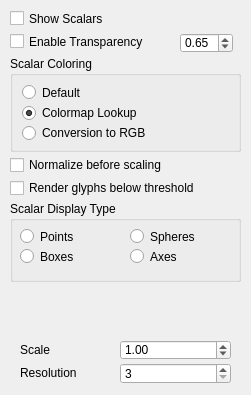
SCIInstitute/SCIRun, file src/Interface/Modules/Visualization/ShowFieldGlyphsScalarTab.ui: the form before one commit.
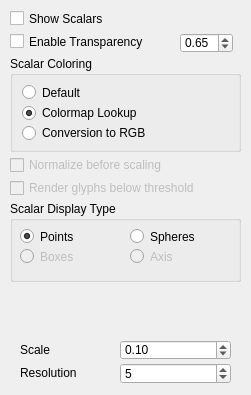
The form after the commit.

Commit message: working to get scalars. color and transparecny work on vector

Diff of the .ui file:
```diff
--- a/src/Interface/Modules/Visualization/ShowFieldGlyphsScalarTab.ui
+++ b/src/Interface/Modules/Visualization/ShowFieldGlyphsScalarTab.ui
@@ -36,7 +36,7 @@
     <rect>
      <x>10</x>
      <y>10</y>
-     <width>171</width>
+     <width>161</width>
      <height>17</height>
     </rect>
    </property>
@@ -73,13 +73,16 @@
      <rect>
       <x>10</x>
       <y>25</y>
-      <width>111</width>
+      <width>101</width>
       <height>21</height>
      </rect>
     </property>
     <property name="text">
      <string>Points</string>
     </property>
+    <property name="checked">
+     <bool>true</bool>
+    </property>
    </widget>
    <widget class="QRadioButton" name="radioButton_8">
     <property name="geometry">
@@ -94,12 +97,15 @@
      <string>Spheres</string>
     </property>
    </widget>
-   <widget class="QRadioButton" name="radioButton_9">
+   <widget class="QRadioButton" name="scalarsAsBoxesRButton_">
+    <property name="enabled">
+     <bool>false</bool>
+    </property>
     <property name="geometry">
      <rect>
       <x>10</x>
       <y>45</y>
-      <width>111</width>
+      <width>101</width>
       <height>21</height>
      </rect>
     </property>
@@ -107,7 +113,10 @@
      <string>Boxes</string>
     </property>
    </widget>
-   <widget class="QRadioButton" name="radioButton_10">
+   <widget class="QRadioButton" name="scalarsAsAxisRButton_">
+    <property name="enabled">
+     <bool>false</bool>
+    </property>
     <property name="geometry">
      <rect>
       <x>120</x>
@@ -117,7 +126,7 @@
      </rect>
     </property>
     <property name="text">
-     <string>Axes</string>
+     <string>Axis</string>
     </property>
    </widget>
   </widget>
@@ -126,7 +135,7 @@
     <rect>
      <x>10</x>
      <y>33</y>
-     <width>171</width>
+     <width>161</width>
      <height>17</height>
     </rect>
    </property>
@@ -140,12 +149,15 @@
     <string>Enable Transparency</string>
    </property>
   </widget>
-  <widget class="QCheckBox" name="checkBox_5">
+  <widget class="QCheckBox" name="normalizeScalarsCheckBox_">
+   <property name="enabled">
+    <bool>false</bool>
+   </property>
    <property name="geometry">
     <rect>
      <x>10</x>
      <y>155</y>
-     <width>271</width>
+     <width>221</width>
      <height>20</height>
     </rect>
    </property>
@@ -174,13 +186,19 @@
    <property name="maximum">
     <number>20</number>
    </property>
+   <property name="value">
+    <number>5</number>
+   </property>
   </widget>
-  <widget class="QCheckBox" name="checkBox_7">
+  <widget class="QCheckBox" name="renderScalarsBelowThresholdCheckBox_">
+   <property name="enabled">
+    <bool>false</bool>
+   </property>
    <property name="geometry">
     <rect>
      <x>10</x>
      <y>178</y>
-     <width>271</width>
+     <width>221</width>
      <height>20</height>
     </rect>
    </property>
@@ -255,7 +273,7 @@
     <double>100.000000000000000</double>
    </property>
    <property name="value">
-    <double>1.000000000000000</double>
+    <double>0.100000000000000</double>
    </property>
   </widget>
   <widget class="QLabel" name="label_10">
@@ -263,7 +281,7 @@
     <rect>
      <x>20</x>
      <y>340</y>
-     <width>112</width>
+     <width>91</width>
      <height>20</height>
     </rect>
    </property>
@@ -276,7 +294,7 @@
     <rect>
      <x>20</x>
      <y>363</y>
-     <width>112</width>
+     <width>91</width>
      <height>20</height>
     </rect>
    </property>
```
Left out of the diff: 24 changed lines with no effect on the pictures. The commit also changes 9 other files.
